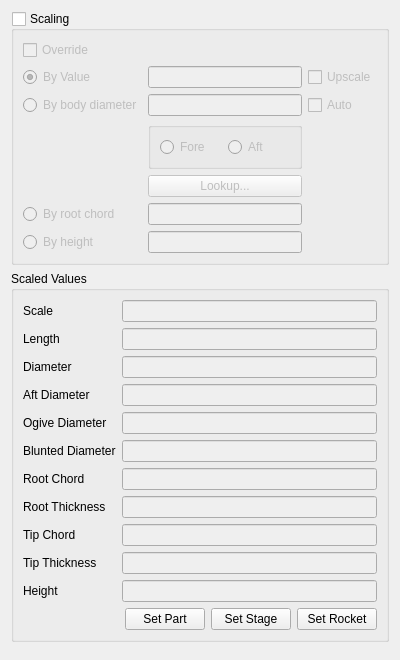
This is Ui/Widgets/ScalingTab.ui in davesrocketshop/Rocket as Qt 5 draws it before an edit. The edited form follows.
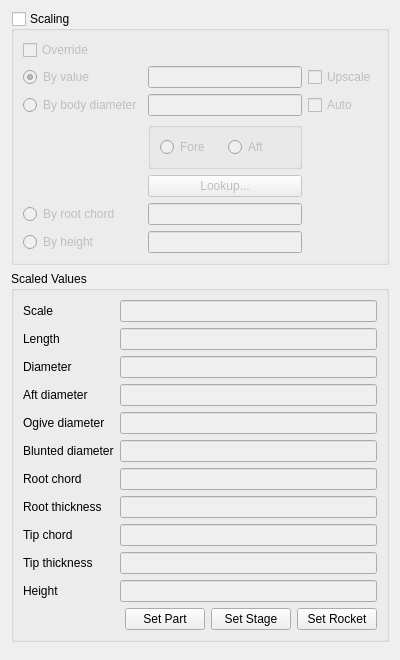
This is the edited form. Custom widgets are drawn as their Qt base class.

What changed in the file:
```diff
--- a/Ui/Widgets/ScalingTab.ui
+++ b/Ui/Widgets/ScalingTab.ui
@@ -87,7 +87,7 @@
       <item row="1" column="0">
        <widget class="QRadioButton" name="scaleRadio">
         <property name="text">
-         <string>By Value</string>
+         <string>By value</string>
         </property>
         <property name="checked">
          <bool>true</bool>
@@ -160,7 +160,7 @@
       <item row="4" column="0">
        <widget class="QLabel" name="scaledOgiveDiameterLabel">
         <property name="text">
-         <string>Ogive Diameter</string>
+         <string>Ogive diameter</string>
         </property>
        </widget>
       </item>
@@ -285,7 +285,7 @@
       <item row="9" column="0">
        <widget class="QLabel" name="scaledTipThicknessLabel">
         <property name="text">
-         <string>Tip Thickness</string>
+         <string>Tip thickness</string>
         </property>
        </widget>
       </item>
@@ -319,7 +319,7 @@
       <item row="7" column="0">
        <widget class="QLabel" name="scaledRootThicknessLabel">
         <property name="text">
-         <string>Root Thickness</string>
+         <string>Root thickness</string>
         </property>
        </widget>
       </item>
@@ -336,14 +336,14 @@
       <item row="5" column="0">
        <widget class="QLabel" name="scaledBluntedDiameterLabel">
         <property name="text">
-         <string>Blunted Diameter</string>
+         <string>Blunted diameter</string>
         </property>
        </widget>
       </item>
       <item row="6" column="0">
        <widget class="QLabel" name="scaledRootLabel">
         <property name="text">
-         <string>Root Chord</string>
+         <string>Root chord</string>
         </property>
        </widget>
       </item>
@@ -370,14 +370,14 @@
       <item row="8" column="0">
        <widget class="QLabel" name="scaledTipLabel">
         <property name="text">
-         <string>Tip Chord</string>
+         <string>Tip chord</string>
         </property>
        </widget>
       </item>
       <item row="3" column="0">
        <widget class="QLabel" name="scaledAftDiameterLabel">
         <property name="text">
-         <string>Aft Diameter</string>
+         <string>Aft diameter</string>
         </property>
        </widget>
       </item>
```
